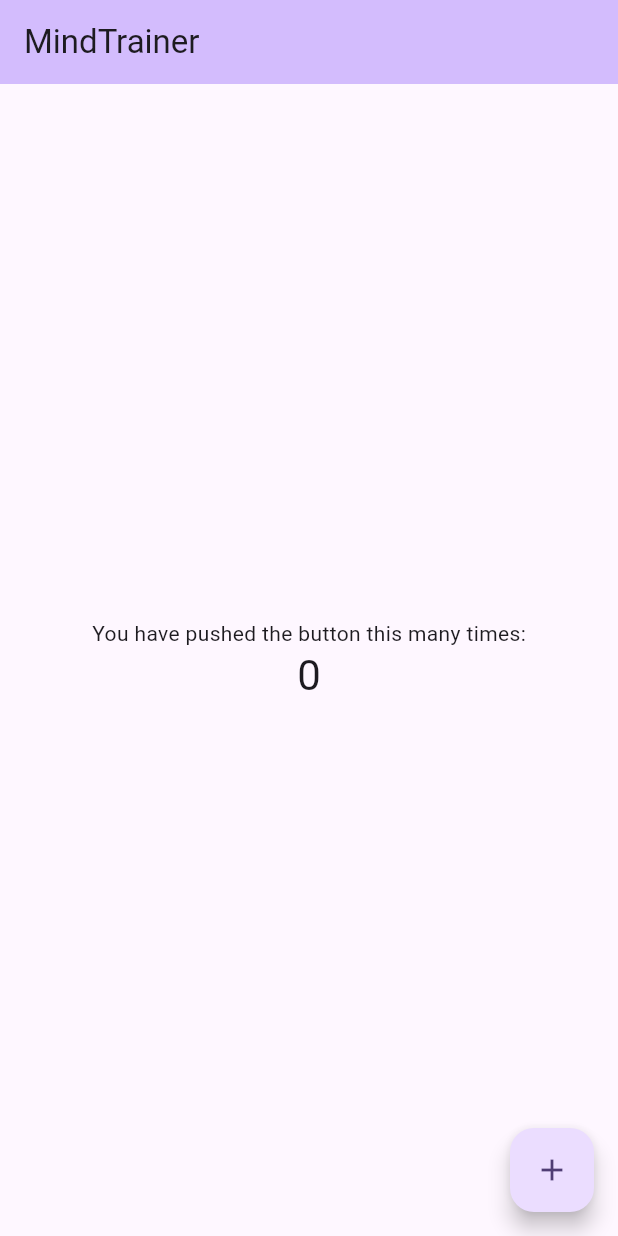
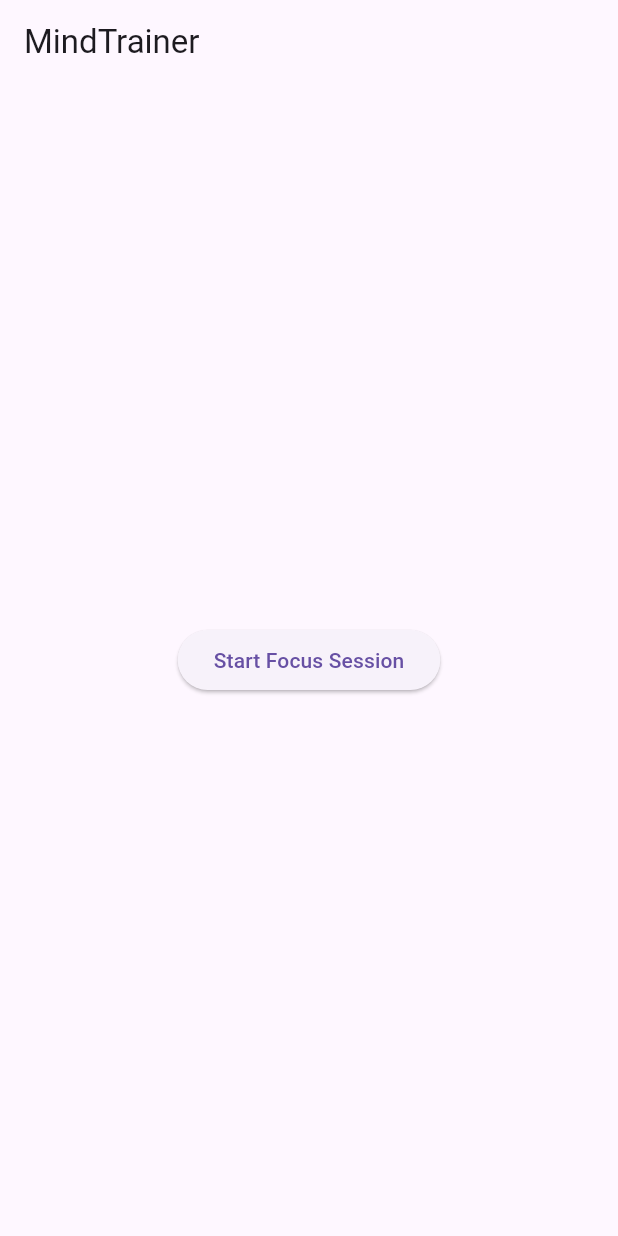
Before and after one commit to DigitalWolfInc/mindtrainer, a Flutter app: the screen it shows after launch, on a phone screen of 412 x 824 dp. Run offline on Flutter 3.47's test engine with Material 3 defaults, Android fonts, the phone set to English and light mode, and no system bars.

Commit message:
feat: add HomeScreen and basic navigation

```diff
--- /dev/null
+++ b/lib/features/focus_session/presentation/focus_session_screen.dart
@@ -0,0 +1,17 @@
+import 'package:flutter/material.dart';
+
+class FocusSessionScreen extends StatelessWidget {
+  const FocusSessionScreen({super.key});
+
+  @override
+  Widget build(BuildContext context) {
+    return Scaffold(
+      appBar: AppBar(
+        title: const Text('Focus Session'),
+      ),
+      body: const Center(
+        child: Text('Focus Session Screen'),
+      ),
+    );
+  }
+}
--- /dev/null
+++ b/lib/features/focus_session/presentation/home_screen.dart
@@ -0,0 +1,26 @@
+import 'package:flutter/material.dart';
+import 'focus_session_screen.dart';
+
+class HomeScreen extends StatelessWidget {
+  const HomeScreen({super.key});
+
+  @override
+  Widget build(BuildContext context) {
+    return Scaffold(
+      appBar: AppBar(title: const Text('MindTrainer')),
+      body: Center(
+        child: ElevatedButton(
+          onPressed: () {
+            Navigator.push(
+              context,
+              MaterialPageRoute(
+                builder: (_) => const FocusSessionScreen(),
+              ),
+            );
+          },
+          child: const Text('Start Focus Session'),
+        ),
+      ),
+    );
+  }
+}
--- a/lib/main.dart
+++ b/lib/main.dart
@@ -1,4 +1,5 @@
 import 'package:flutter/material.dart';
+import 'features/focus_session/presentation/home_screen.dart';
 
 void main() {
   runApp(const MyApp());
@@ -7,116 +8,11 @@
 class MyApp extends StatelessWidget {
   const MyApp({super.key});
 
-  // This widget is the root of your application.
   @override
   Widget build(BuildContext context) {
     return MaterialApp(
-      title: 'Flutter Demo',
-      theme: ThemeData(
-        // This is the theme of your application.
-        //
-        // TRY THIS: Try running your application with "flutter run". You'll see
-        // the application has a purple toolbar. Then, without quitting the app,
-        // try changing the seedColor in the colorScheme below to Colors.green
-        // and then invoke "hot reload" (save your changes or press the "hot
-        // reload" button in a Flutter-supported IDE, or press "r" if you used
-        // the command line to start the app).
-        //
-        // Notice that the counter didn't reset back to zero; the application
-        // state is not lost during the reload. To reset the state, use hot
-        // restart instead.
-        //
-        // This works for code too, not just values: Most code changes can be
-        // tested with just a hot reload.
-        colorScheme: ColorScheme.fromSeed(seedColor: Colors.deepPurple),
-      ),
-      home: const MyHomePage(title: 'Flutter Demo Home Page'),
+      title: 'MindTrainer',
+      home: const HomeScreen(),
     );
   }
 }
-
-class MyHomePage extends StatefulWidget {
-  const MyHomePage({super.key, required this.title});
-
-  // This widget is the home page of your application. It is stateful, meaning
-  // that it has a State object (defined below) that contains fields that affect
-  // how it looks.
-
-  // This class is the configuration for the state. It holds the values (in this
-  // case the title) provided by the parent (in this case the App widget) and
-  // used by the build method of the State. Fields in a Widget subclass are
-  // always marked "final".
-
-  final String title;
-
-  @override
-  State<MyHomePage> createState() => _MyHomePageState();
-}
-
-class _MyHomePageState extends State<MyHomePage> {
-  int _counter = 0;
-
-  void _incrementCounter() {
-    setState(() {
-      // This call to setState tells the Flutter framework that something has
-      // changed in this State, which causes it to rerun the build method below
-      // so that the display can reflect the updated values. If we changed
-      // _counter without calling setState(), then the build method would not be
-      // called again, and so nothing would appear to happen.
-      _counter++;
-    });
-  }
-
-  @override
-  Widget build(BuildContext context) {
-    // This method is rerun every time setState is called, for instance as done
-    // by the _incrementCounter method above.
-    //
-    // The Flutter framework has been optimized to make rerunning build methods
-    // fast, so that you can just rebuild anything that needs updating rather
-    // than having to individually change instances of widgets.
-    return Scaffold(
-      appBar: AppBar(
-        // TRY THIS: Try changing the color here to a specific color (to
-        // Colors.amber, perhaps?) and trigger a hot reload to see the AppBar
-        // change color while the other colors stay the same.
-        backgroundColor: Theme.of(context).colorScheme.inversePrimary,
-        // Here we take the value from the MyHomePage object that was created by
-        // the App.build method, and use it to set our appbar title.
-        title: const Text('MindTrainer'),
-      ),
-      body: Center(
-        // Center is a layout widget. It takes a single child and positions it
-        // in the middle of the parent.
-        child: Column(
-          // Column is also a layout widget. It takes a list of children and
-          // arranges them vertically. By default, it sizes itself to fit its
-          // children horizontally, and tries to be as tall as its parent.
-          //
-          // Column has various properties to control how it sizes itself and
-          // how it positions its children. Here we use mainAxisAlignment to
-          // center the children vertically; the main axis here is the vertical
-          // axis because Columns are vertical (the cross axis would be
-          // horizontal).
-          //
-          // TRY THIS: Invoke "debug painting" (choose the "Toggle Debug Paint"
-          // action in the IDE, or press "p" in the console), to see the
-          // wireframe for each widget.
-          mainAxisAlignment: MainAxisAlignment.center,
-          children: <Widget>[
-            const Text('You have pushed the button this many times:'),
-            Text(
-              '$_counter',
-              style: Theme.of(context).textTheme.headlineMedium,
-            ),
-          ],
-        ),
-      ),
-      floatingActionButton: FloatingActionButton(
-        onPressed: _incrementCounter,
-        tooltip: 'Increment',
-        child: const Icon(Icons.add),
-      ), // This trailing comma makes auto-formatting nicer for build methods.
-    );
-  }
-}
```
